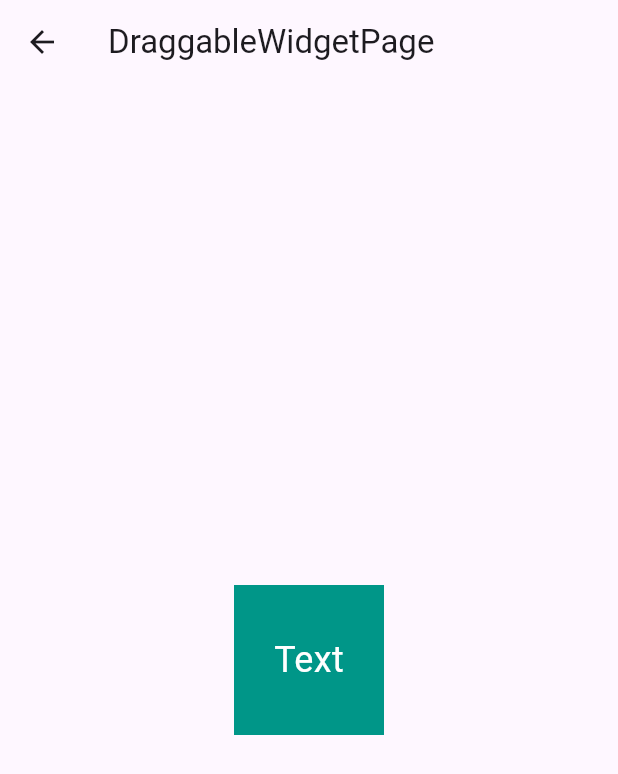
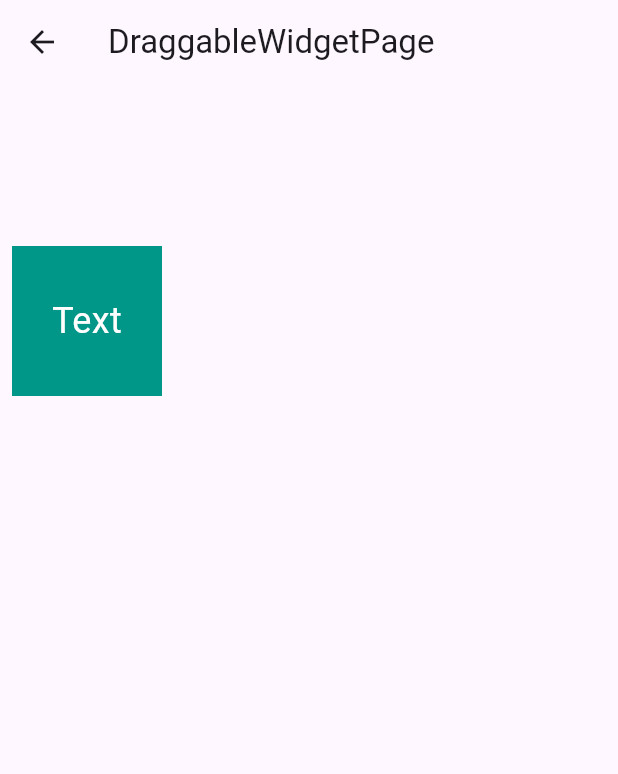
Before and after one commit to silverkate/custom_painters_demo, a Flutter app: the DraggableWidgetPage screen opened by its route, on a phone screen of 412 x 824 dp. Shown: the top 774 px of the screen. Run offline on Flutter 3.47's test engine with Material 2 defaults, Android fonts, the light colour scheme and no system bars.

Commit message:
Fixed moving widget around

```diff
--- a/lib/pages/draggable_widget_page.dart
+++ b/lib/pages/draggable_widget_page.dart
@@ -11,6 +11,8 @@
     return Scaffold(
       appBar: AppBar(title: const Text('DraggableWidgetPage')),
       body: Center(
+        child: Padding(
+          padding: const EdgeInsets.all(8),
           child: DraggableWidget(
             child: Container(
               width: 100,
@@ -28,6 +30,7 @@
             ),
           ),
         ),
+      ),
     );
   }
 }
```
Also changed, not shown: lib/widgets/draggable_widget.dart (+17 -2 lines). Lines whose indentation alone changed are shown as unchanged.
